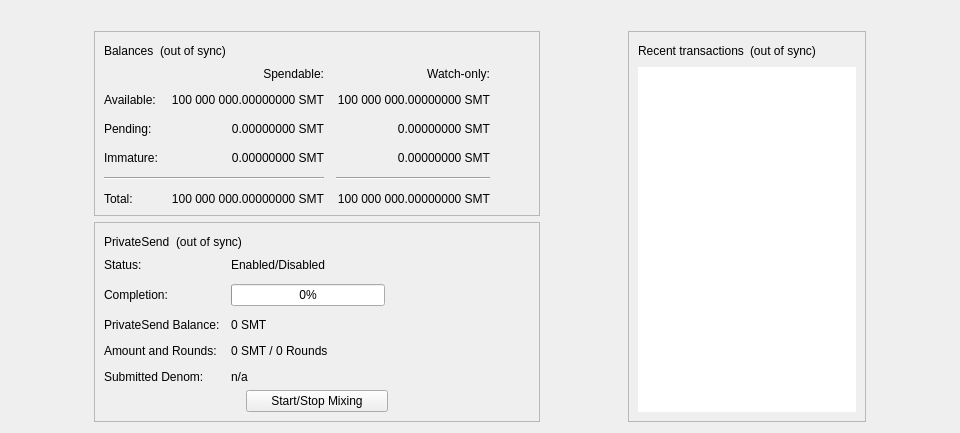
First picture: the form in src/qt/forms/overviewpage.ui, repository SmartiesCoin/Smartiecoin, before the edit.
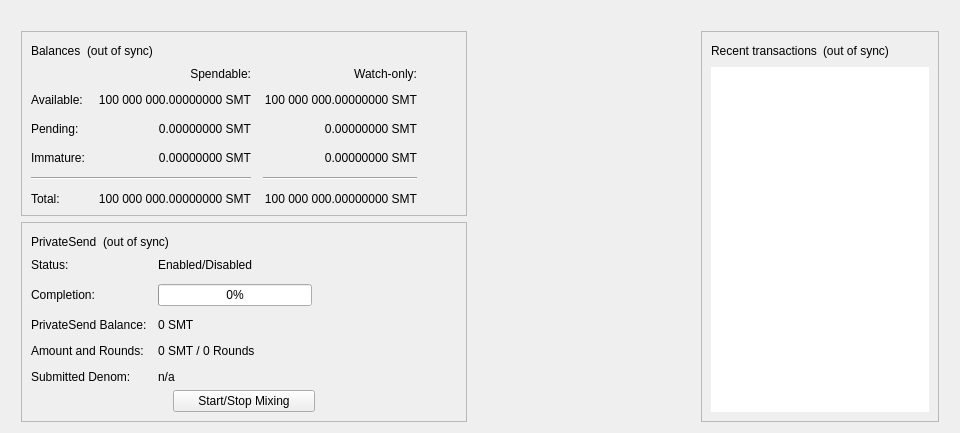
Second picture: the form after the edit. Custom widgets are drawn as their Qt base class.

Commit message: v0.1.6: LLMQ_10_60 quorums for InstantSend/ChainLocks, wider Recent TX

What changed in the file:
```diff
--- a/src/qt/forms/overviewpage.ui
+++ b/src/qt/forms/overviewpage.ui
@@ -37,7 +37,7 @@
     </widget>
    </item>
    <item>
-    <layout class="QHBoxLayout" name="horizontalLayout" stretch="1,0,1,0,1">
+    <layout class="QHBoxLayout" name="horizontalLayout" stretch="0,0,3,0,0">
      <item>
       <spacer name="horizontalSpacerLeft">
        <property name="orientation">
```
The commit also changes 2 other files.
